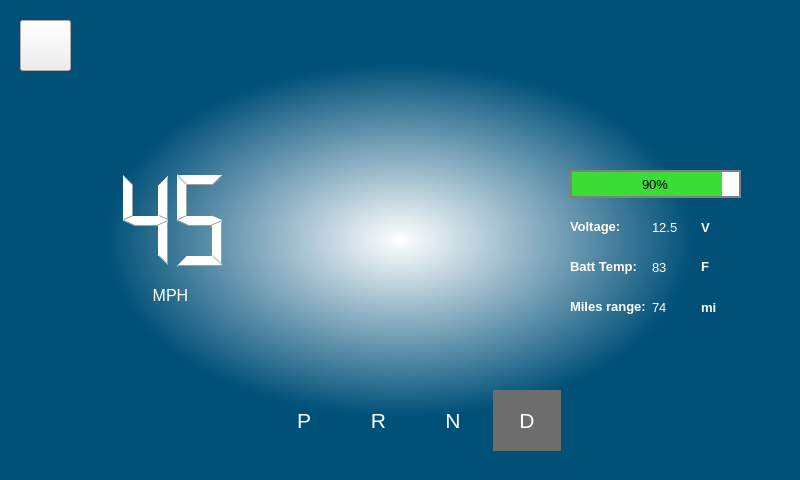
Above: Dashboard.ui from uci-solar-car/Production-Dashboard-Code before the change. Below: the same form after it.
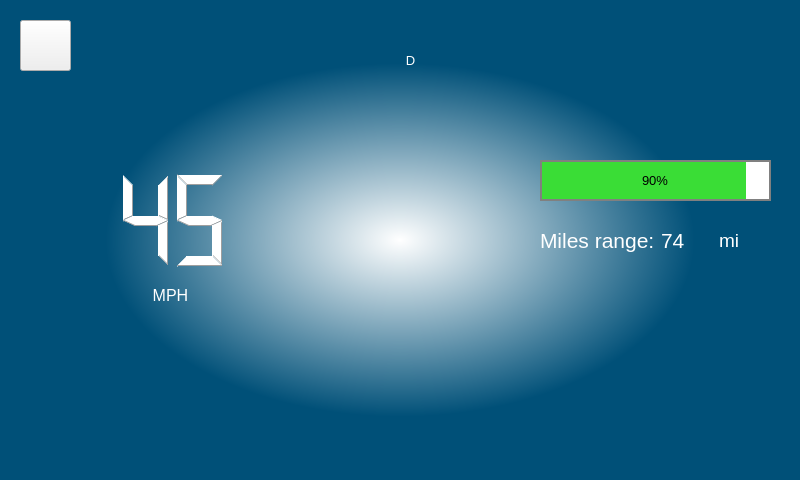
That is the form after the change. Icons and pictures are not drawn.

Commit message: Added icons for hazards, cruise control, and low beams.

```diff
--- a/Dashboard.ui
+++ b/Dashboard.ui
@@ -40,10 +40,10 @@
    <widget class="QLabel" name="logo">
     <property name="geometry">
      <rect>
-      <x>300</x>
+      <x>280</x>
       <y>140</y>
-      <width>220</width>
-      <height>190</height>
+      <width>251</width>
+      <height>181</height>
      </rect>
     </property>
     <property name="styleSheet">
@@ -53,52 +53,6 @@
      <string>&lt;html&gt;&lt;head/&gt;&lt;body&gt;&lt;p align=&quot;center&quot;&gt;&lt;img src=&quot;:/img/logo&quot;width=&quot;220&quot; height=&quot;190&quot;/&gt;&lt;/p&gt;&lt;/body&gt;&lt;/html&gt;</string>
     </property>
    </widget>
-   <widget class="QWidget" name="horizontalLayoutWidget_5">
-    <property name="geometry">
-     <rect>
-      <x>270</x>
-      <y>390</y>
-      <width>291</width>
-      <height>61</height>
-     </rect>
-    </property>
-    <layout class="QHBoxLayout" name="horizontalLayout_5">
-     <item>
-      <widget class="QLabel" name="pLabel">
-       <property name="styleSheet">
-        <string notr="true"/>
-       </property>
-       <property name="text">
-        <string>&lt;html&gt;&lt;head/&gt;&lt;body&gt;&lt;p align=&quot;center&quot;&gt;&lt;span style=&quot; font-size:16pt; color:#ffffff;&quot;&gt;P&lt;/span&gt;&lt;/p&gt;&lt;/body&gt;&lt;/html&gt;</string>
-       </property>
-      </widget>
-     </item>
-     <item>
-      <widget class="QLabel" name="rLabel">
-       <property name="text">
-        <string>&lt;html&gt;&lt;head/&gt;&lt;body&gt;&lt;p align=&quot;center&quot;&gt;&lt;span style=&quot; font-size:16pt; color:#ffffff;&quot;&gt;R&lt;/span&gt;&lt;/p&gt;&lt;/body&gt;&lt;/html&gt;</string>
-       </property>
-      </widget>
-     </item>
-     <item>
-      <widget class="QLabel" name="nLabel">
-       <property name="text">
-        <string>&lt;html&gt;&lt;head/&gt;&lt;body&gt;&lt;p align=&quot;center&quot;&gt;&lt;span style=&quot; font-size:16pt; color:#ffffff;&quot;&gt;N&lt;/span&gt;&lt;/p&gt;&lt;/body&gt;&lt;/html&gt;</string>
-       </property>
-      </widget>
-     </item>
-     <item>
-      <widget class="QLabel" name="dLabel">
-       <property name="styleSheet">
-        <string notr="true">background-color: rgb(109, 109, 109);</string>
-       </property>
-       <property name="text">
-        <string>&lt;html&gt;&lt;head/&gt;&lt;body&gt;&lt;p align=&quot;center&quot;&gt;&lt;span style=&quot; font-size:16pt; color:#ffffff;&quot;&gt;D&lt;/span&gt;&lt;/p&gt;&lt;/body&gt;&lt;/html&gt;</string>
-       </property>
-      </widget>
-     </item>
-    </layout>
-   </widget>
    <widget class="QLCDNumber" name="speedometer">
     <property name="geometry">
      <rect>
@@ -177,6 +131,17 @@
        </property>
       </widget>
      </item>
+     <item>
+      <widget class="QLabel" name="gearPositionLabel">
+       <property name="styleSheet">
+        <string notr="true">color: white;
+font: 75 28pt &quot;MS Shell Dlg 2&quot;;</string>
+       </property>
+       <property name="text">
+        <string>&lt;html&gt;&lt;head/&gt;&lt;body&gt;&lt;p align=&quot;center&quot;&gt;D&lt;/p&gt;&lt;/body&gt;&lt;/html&gt;</string>
+       </property>
+      </widget>
+     </item>
      <item>
       <widget class="QLabel" name="rightArrow">
        <property name="styleSheet">
@@ -213,9 +178,9 @@
    <widget class="QLabel" name="label">
     <property name="geometry">
      <rect>
-      <x>10</x>
-      <y>400</y>
-      <width>81</width>
+      <x>620</x>
+      <y>330</y>
+      <width>71</width>
       <height>71</height>
      </rect>
     </property>
@@ -223,123 +188,28 @@
      <string notr="true"/>
     </property>
     <property name="text">
-     <string>&lt;html&gt;&lt;head/&gt;&lt;body&gt;&lt;p align=&quot;center&quot;&gt;&lt;img src=&quot;:/img/warning&quot;/&gt;&lt;/p&gt;&lt;/body&gt;&lt;/html&gt;</string>
+     <string>&lt;html&gt;&lt;head/&gt;&lt;body&gt;&lt;p align=&quot;center&quot;&gt;&lt;br/&gt;&lt;/p&gt;&lt;/body&gt;&lt;/html&gt;</string>
     </property>
    </widget>
    <widget class="QWidget" name="gridLayoutWidget">
     <property name="geometry">
      <rect>
-      <x>570</x>
+      <x>540</x>
       <y>210</y>
-      <width>173</width>
-      <height>114</height>
+      <width>231</width>
+      <height>61</height>
      </rect>
     </property>
     <layout class="QGridLayout" name="gridLayout">
-     <item row="1" column="2">
-      <widget class="QLabel" name="fahrenheitUnitLabel">
-       <property name="font">
-        <font>
-         <pointsize>10</pointsize>
-         <weight>75</weight>
-         <bold>true</bold>
-        </font>
-       </property>
-       <property name="styleSheet">
-        <string notr="true">color: rgb(255,255,255)</string>
-       </property>
-       <property name="text">
-        <string>&lt;html&gt;&lt;head/&gt;&lt;body&gt;&lt;p&gt;F&lt;/p&gt;&lt;/body&gt;&lt;/html&gt;</string>
-       </property>
-      </widget>
-     </item>
-     <item row="1" column="1">
-      <widget class="QLabel" name="batteryTemperatureText">
-       <property name="font">
-        <font>
-         <pointsize>10</pointsize>
-        </font>
-       </property>
-       <property name="styleSheet">
-        <string notr="true">color: rgb(255,255,255)</string>
-       </property>
-       <property name="text">
-        <string>83</string>
-       </property>
-      </widget>
-     </item>
-     <item row="0" column="0">
-      <widget class="QLabel" name="voltageLabel">
-       <property name="font">
-        <font>
-         <pointsize>10</pointsize>
-         <weight>75</weight>
-         <bold>true</bold>
-        </font>
-       </property>
-       <property name="styleSheet">
-        <string notr="true"/>
-       </property>
-       <property name="text">
-        <string>&lt;html&gt;&lt;head/&gt;&lt;body&gt;&lt;p&gt;&lt;span style=&quot; color:#ffffff;&quot;&gt;Voltage:&lt;/span&gt;&lt;/p&gt;&lt;/body&gt;&lt;/html&gt;</string>
-       </property>
-      </widget>
-     </item>
      <item row="0" column="1">
-      <widget class="QLabel" name="voltageText">
-       <property name="font">
-        <font>
-         <pointsize>10</pointsize>
-         <weight>50</weight>
-         <italic>false</italic>
-         <bold>false</bold>
-        </font>
-       </property>
-       <property name="styleSheet">
-        <string notr="true">color: rgb(255,255,255)</string>
-       </property>
-       <property name="text">
-        <string>12.5</string>
-       </property>
-      </widget>
-     </item>
-     <item row="1" column="0">
-      <widget class="QLabel" name="batteryTemperatureLabel">
-       <property name="font">
-        <font>
-         <pointsize>10</pointsize>
-         <weight>75</weight>
-         <bold>true</bold>
-        </font>
-       </property>
-       <property name="text">
-        <string>&lt;html&gt;&lt;head/&gt;&lt;body&gt;&lt;p&gt;&lt;span style=&quot; color:#ffffff;&quot;&gt;Batt Temp:&lt;/span&gt;&lt;/p&gt;&lt;/body&gt;&lt;/html&gt;</string>
-       </property>
-      </widget>
-     </item>
-     <item row="2" column="0">
-      <widget class="QLabel" name="milesLabel">
-       <property name="font">
-        <font>
-         <pointsize>10</pointsize>
-         <weight>75</weight>
-         <bold>true</bold>
-         <strikeout>false</strikeout>
-        </font>
-       </property>
-       <property name="styleSheet">
-        <string notr="true">color: white</string>
-       </property>
-       <property name="text">
-        <string>&lt;html&gt;&lt;head/&gt;&lt;body&gt;&lt;p&gt;Miles range:&lt;/p&gt;&lt;/body&gt;&lt;/html&gt;</string>
-       </property>
-      </widget>
-     </item>
-     <item row="2" column="1">
       <widget class="QLabel" name="milesText">
        <property name="font">
         <font>
-         <pointsize>10</pointsize>
+         <family>MS Shell Dlg 2</family>
+         <pointsize>16</pointsize>
+         <weight>50</weight>
+         <italic>false</italic>
+         <bold>false</bold>
         </font>
        </property>
        <property name="styleSheet">
@@ -351,48 +221,55 @@
       </widget>
      </item>
      <item row="0" column="2">
-      <widget class="QLabel" name="voltageUnitLabel">
-       <property name="font">
-        <font>
-         <pointsize>10</pointsize>
-         <weight>75</weight>
-         <bold>true</bold>
-        </font>
-       </property>
-       <property name="styleSheet">
-        <string notr="true">color: rgb(255,255,255)</string>
-       </property>
-       <property name="text">
-        <string>V</string>
-       </property>
-      </widget>
-     </item>
-     <item row="2" column="2">
       <widget class="QLabel" name="milesUnitLabel">
        <property name="font">
         <font>
-         <pointsize>10</pointsize>
-         <weight>75</weight>
-         <bold>true</bold>
+         <family>MS Shell Dlg 2</family>
+         <pointsize>14</pointsize>
+         <weight>50</weight>
+         <italic>false</italic>
+         <bold>false</bold>
         </font>
        </property>
        <property name="styleSheet">
-        <string notr="true">color: rgb(255,255,255)</string>
+        <string notr="true">color: white;
+font: 14pt &quot;MS Shell Dlg 2&quot;;</string>
        </property>
        <property name="text">
         <string>mi</string>
        </property>
       </widget>
      </item>
+     <item row="0" column="0">
+      <widget class="QLabel" name="milesLabel">
+       <property name="font">
+        <font>
+         <family>MS Shell Dlg 2</family>
+         <pointsize>16</pointsize>
+         <weight>50</weight>
+         <italic>false</italic>
+         <bold>false</bold>
+         <strikeout>false</strikeout>
+        </font>
+       </property>
+       <property name="styleSheet">
+        <string notr="true">color: white;
+font: 16pt &quot;MS Shell Dlg 2&quot;;</string>
+       </property>
+       <property name="text">
+        <string>&lt;html&gt;&lt;head/&gt;&lt;body&gt;&lt;p&gt;Miles range:&lt;/p&gt;&lt;/body&gt;&lt;/html&gt;</string>
+       </property>
+      </widget>
+     </item>
     </layout>
    </widget>
    <widget class="QProgressBar" name="chargePercentageBar">
     <property name="geometry">
      <rect>
-      <x>570</x>
-      <y>170</y>
-      <width>171</width>
-      <height>28</height>
+      <x>540</x>
+      <y>160</y>
+      <width>231</width>
+      <height>41</height>
      </rect>
     </property>
     <property name="styleSheet">
@@ -414,6 +291,54 @@
      <bool>false</bool>
     </property>
    </widget>
+   <widget class="QWidget" name="horizontalLayoutWidget_2">
+    <property name="geometry">
+     <rect>
+      <x>320</x>
+      <y>410</y>
+      <width>160</width>
+      <height>51</height>
+     </rect>
+    </property>
+    <layout class="QHBoxLayout" name="horizontalLayout_3">
+     <property name="spacing">
+      <number>10</number>
+     </property>
+     <property name="sizeConstraint">
+      <enum>QLayout::SetMinAndMaxSize</enum>
+     </property>
+     <item>
+      <widget class="QLabel" name="hazardsLabel">
+       <property name="styleSheet">
+        <string notr="true">background-image: url(:/img/hazards);</string>
+       </property>
+       <property name="text">
+        <string/>
+       </property>
+      </widget>
+     </item>
+     <item>
+      <widget class="QLabel" name="cruiseControlLabel">
+       <property name="styleSheet">
+        <string notr="true">background-image: url(:/img/cruiseControl);</string>
+       </property>
+       <property name="text">
+        <string/>
+       </property>
+      </widget>
+     </item>
+     <item>
+      <widget class="QLabel" name="lowBeamsLogo">
+       <property name="styleSheet">
+        <string notr="true">background-image: url(:/img/lowbeams);</string>
+       </property>
+       <property name="text">
+        <string/>
+       </property>
+      </widget>
+     </item>
+    </layout>
+   </widget>
   </widget>
  </widget>
  <resources>
```
Left out of the diff: 7 changed lines with no effect on the pictures. The commit also changes 6 other files.
